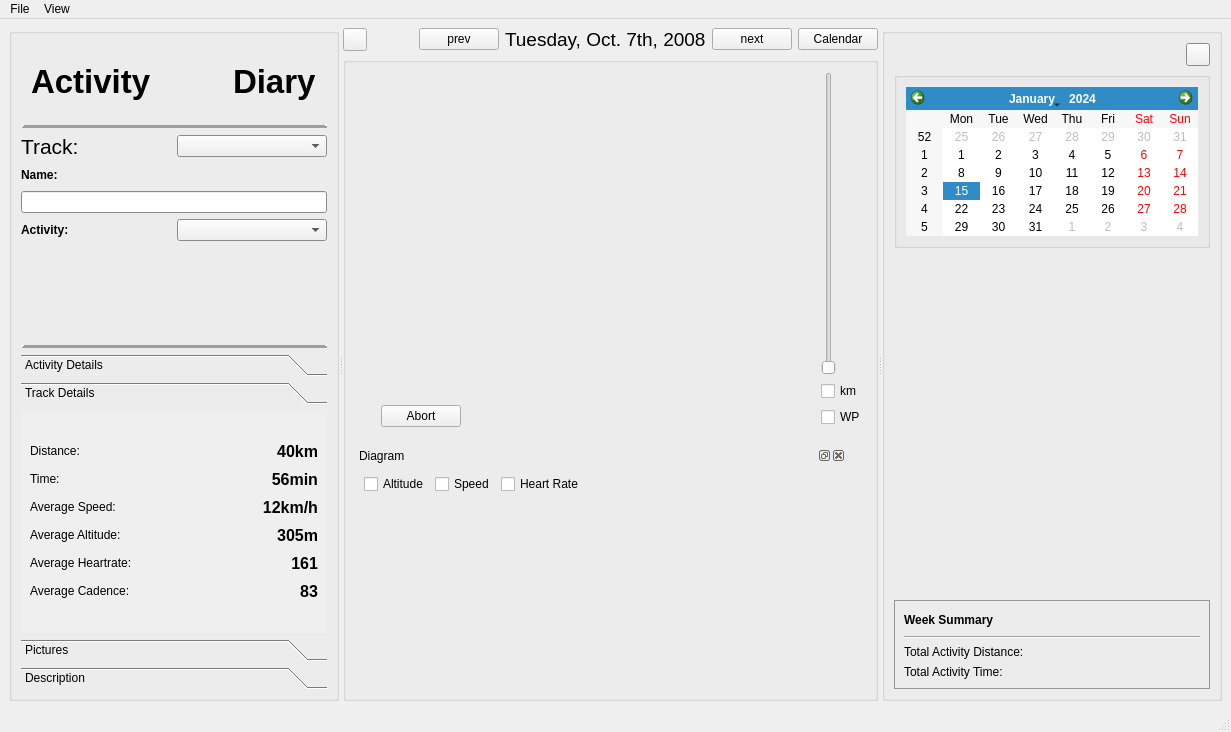
First picture: the form in src/activitydiary.ui, repository tpatzig/activitydiary, before the edit.
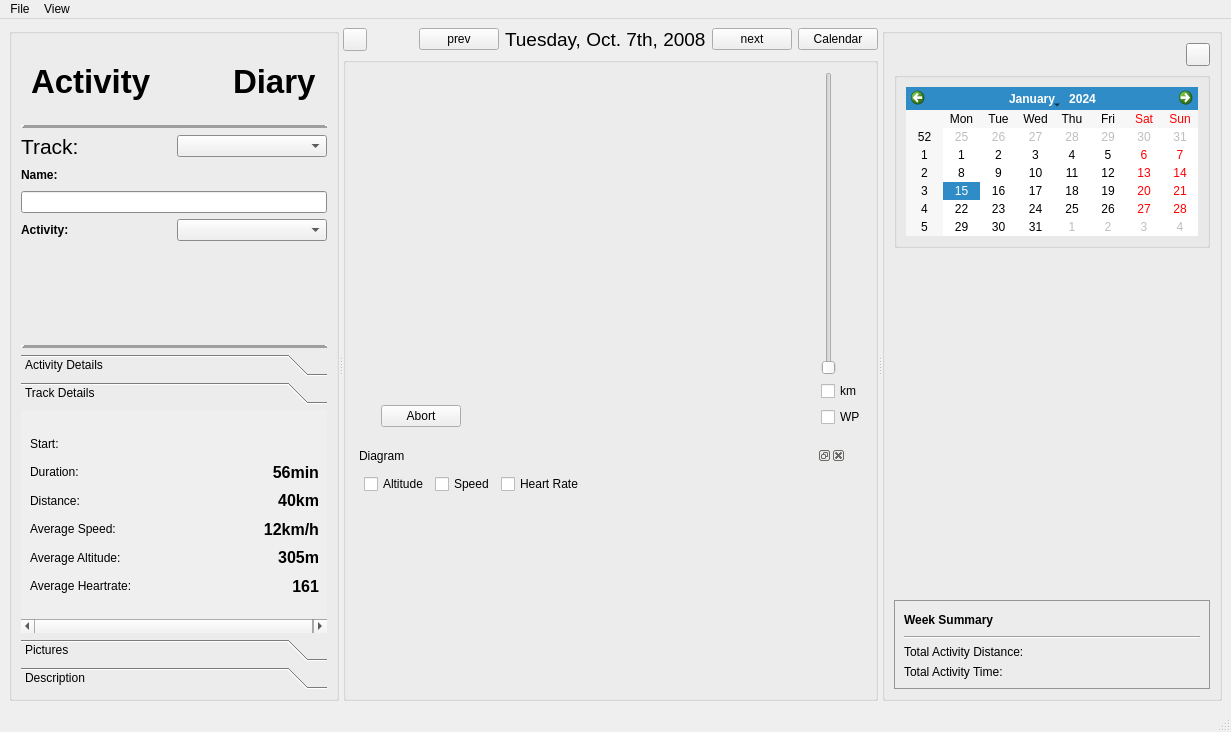
Second picture: the form after the edit. The open tabs and pages were chosen to show the change. Custom widgets are drawn as their Qt base class.

Diff of the .ui file:
```diff
--- a/src/activitydiary.ui
+++ b/src/activitydiary.ui
@@ -792,383 +792,349 @@
              </item>
             </layout>
            </widget>
-           <widget class="QWidget" name="page_4">
-            <property name="geometry">
+           <widget class="QWidget" name="page_4" >
+            <property name="geometry" >
              <rect>
               <x>0</x>
               <y>0</y>
-              <width>285</width>
-              <height>250</height>
+              <width>302</width>
+              <height>213</height>
              </rect>
             </property>
             <attribute name="label">
              <string>Track Details</string>
             </attribute>
-            <layout class="QVBoxLayout" name="verticalLayout_22">
+            <layout class="QVBoxLayout" name="verticalLayout" >
              <item>
-              <layout class="QVBoxLayout" name="verticalLayout">
-               <item>
-                <spacer name="verticalSpacer">
-                 <property name="orientation">
-                  <enum>Qt::Vertical</enum>
+              <spacer name="verticalSpacer" >
+               <property name="orientation" >
+                <enum>Qt::Vertical</enum>
+               </property>
+               <property name="sizeType" >
+                <enum>QSizePolicy::Fixed</enum>
+               </property>
+               <property name="sizeHint" stdset="0" >
+                <size>
+                 <width>289</width>
+                 <height>13</height>
+                </size>
+               </property>
+              </spacer>
+             </item>
+             <item>
+              <layout class="QGridLayout" name="gridLayout" >
+               <item row="0" column="0" >
+                <widget class="QLabel" name="label_3" >
+                 <property name="text" >
+                  <string>Start:</string>
                  </property>
-                 <property name="sizeType">
-                  <enum>QSizePolicy::Fixed</enum>
+                </widget>
+               </item>
+               <item row="0" column="1" >
+                <widget class="QLabel" name="startLabel" >
+                 <property name="font" >
+                  <font>
+                   <pointsize>12</pointsize>
+                   <weight>75</weight>
+                   <bold>true</bold>
+                  </font>
                  </property>
-                 <property name="sizeHint" stdset="0">
+                 <property name="text" >
+                  <string/>
+                 </property>
+                 <property name="alignment" >
+                  <set>Qt::AlignRight|Qt::AlignTrailing|Qt::AlignVCenter</set>
+                 </property>
+                </widget>
+               </item>
+               <item row="1" column="0" >
+                <widget class="QLabel" name="label_7" >
+                 <property name="minimumSize" >
                   <size>
-                   <width>138</width>
-                   <height>15</height>
+                   <width>0</width>
+                   <height>0</height>
                   </size>
                  </property>
-                </spacer>
+                 <property name="maximumSize" >
+                  <size>
+                   <width>16777215</width>
+                   <height>16777215</height>
+                  </size>
+                 </property>
+                 <property name="font" >
+                  <font>
+                   <weight>50</weight>
+                   <bold>false</bold>
+                  </font>
+                 </property>
+                 <property name="text" >
+                  <string>Duration:</string>
+                 </property>
+                </widget>
                </item>
-               <item>
-                <layout class="QGridLayout" name="gridLayout">
-                 <item row="0" column="0">
-                  <widget class="QLabel" name="label_5">
-                   <property name="minimumSize">
-                    <size>
-                     <width>0</width>
-                     <height>22</height>
-                    </size>
-                   </property>
-                   <property name="maximumSize">
-                    <size>
-                     <width>16777215</width>
-                     <height>22</height>
-                    </size>
-                   </property>
-                   <property name="font">
-                    <font>
-                     <weight>50</weight>
-                     <bold>false</bold>
-                    </font>
-                   </property>
-                   <property name="text">
-                    <string>Distance:</string>
-                   </property>
-                  </widget>
-                 </item>
-                 <item row="0" column="1">
-                  <widget class="QLabel" name="distanceLabel">
-                   <property name="minimumSize">
-                    <size>
-                     <width>0</width>
-                     <height>22</height>
-                    </size>
-                   </property>
-                   <property name="maximumSize">
-                    <size>
-                     <width>16777215</width>
-                     <height>22</height>
-                    </size>
-                   </property>
-                   <property name="font">
-                    <font>
-                     <pointsize>12</pointsize>
-                     <weight>75</weight>
-                     <bold>true</bold>
-                    </font>
-                   </property>
-                   <property name="text">
-                    <string>40km</string>
-                   </property>
-                   <property name="alignment">
-                    <set>Qt::AlignRight|Qt::AlignTrailing|Qt::AlignVCenter</set>
-                   </property>
-                  </widget>
-                 </item>
-                 <item row="1" column="0">
-                  <widget class="QLabel" name="label_7">
-                   <property name="minimumSize">
-                    <size>
-                     <width>0</width>
-                     <height>22</height>
-                    </size>
-                   </property>
-                   <property name="maximumSize">
-                    <size>
-                     <width>16777215</width>
-                     <height>22</height>
-                    </size>
-                   </property>
-                   <property name="font">
-                    <font>
-                     <weight>50</weight>
-                     <bold>false</bold>
-                    </font>
-                   </property>
-                   <property name="text">
-                    <string>Time:</string>
-                   </property>
-                  </widget>
-                 </item>
-                 <item row="1" column="1">
-                  <widget class="QLabel" name="timeLabel">
-                   <property name="minimumSize">
-                    <size>
-                     <width>0</width>
-                     <height>22</height>
-                    </size>
-                   </property>
-                   <property name="maximumSize">
-                    <size>
-                     <width>16777215</width>
-                     <height>22</height>
-                    </size>
-                   </property>
-                   <property name="font">
-                    <font>
-                     <pointsize>12</pointsize>
-                     <weight>75</weight>
-                     <bold>true</bold>
-                    </font>
-                   </property>
-                   <property name="text">
-                    <string>56min</string>
-                   </property>
-                   <property name="alignment">
-                    <set>Qt::AlignRight|Qt::AlignTrailing|Qt::AlignVCenter</set>
-                   </property>
-                  </widget>
-                 </item>
-                 <item row="2" column="0">
-                  <widget class="QLabel" name="label_13">
-                   <property name="minimumSize">
-                    <size>
-                     <width>0</width>
-                     <height>22</height>
-                    </size>
-                   </property>
-                   <property name="maximumSize">
-                    <size>
-                     <width>16777215</width>
-                     <height>22</height>
-                    </size>
-                   </property>
-                   <property name="font">
-                    <font>
-                     <weight>50</weight>
-                     <bold>false</bold>
-                    </font>
-                   </property>
-                   <property name="text">
-                    <string>Average Speed:</string>
-                   </property>
-                  </widget>
-                 </item>
-                 <item row="2" column="1">
-                  <widget class="QLabel" name="speedLabel">
-                   <property name="minimumSize">
-                    <size>
-                     <width>0</width>
-                     <height>22</height>
-                    </size>
-                   </property>
-                   <property name="maximumSize">
-                    <size>
-                     <width>16777215</width>
-                     <height>22</height>
-                    </size>
-                   </property>
-                   <property name="font">
-                    <font>
-                     <pointsize>12</pointsize>
-                     <weight>75</weight>
-                     <bold>true</bold>
-                    </font>
-                   </property>
-                   <property name="text">
-                    <string>12km/h</string>
-                   </property>
-                   <property name="alignment">
-                    <set>Qt::AlignRight|Qt::AlignTrailing|Qt::AlignVCenter</set>
-                   </property>
-                  </widget>
-                 </item>
-                 <item row="3" column="0">
-                  <widget class="QLabel" name="label_6">
-                   <property name="minimumSize">
-                    <size>
-                     <width>0</width>
-                     <height>22</height>
-                    </size>
-                   </property>
-                   <property name="maximumSize">
-                    <size>
-                     <width>16777215</width>
-                     <height>22</height>
-                    </size>
-                   </property>
-                   <property name="font">
-                    <font>
-                     <weight>50</weight>
-                     <bold>false</bold>
-                    </font>
-                   </property>
-                   <property name="text">
-                    <string>Average Altitude:</string>
-                   </property>
-                  </widget>
-                 </item>
-                 <item row="3" column="1">
-                  <widget class="QLabel" name="altitudeLabel">
-                   <property name="minimumSize">
-                    <size>
-                     <width>0</width>
-                     <height>22</height>
-                    </size>
-                   </property>
-                   <property name="maximumSize">
-                    <size>
-                     <width>16777215</width>
-                     <height>22</height>
-                    </size>
-                   </property>
-                   <property name="font">
-                    <font>
-                     <pointsize>12</pointsize>
-                     <weight>75</weight>
-                     <bold>true</bold>
-                    </font>
-                   </property>
-                   <property name="text">
-                    <string>305m</string>
-                   </property>
-                   <property name="alignment">
-                    <set>Qt::AlignRight|Qt::AlignTrailing|Qt::AlignVCenter</set>
-                   </property>
-                  </widget>
-                 </item>
-                 <item row="4" column="0">
-                  <widget class="QLabel" name="label_15">
-                   <property name="minimumSize">
-                    <size>
-                     <width>0</width>
-                     <height>22</height>
-                    </size>
-                   </property>
-                   <property name="maximumSize">
-                    <size>
-                     <width>16777215</width>
-                     <height>22</height>
-                    </size>
-                   </property>
-                   <property name="font">
-                    <font>
-                     <weight>50</weight>
-                     <bold>false</bold>
-                    </font>
-                   </property>
-                   <property name="text">
-                    <string>Average Heartrate:</string>
-                   </property>
-                  </widget>
-                 </item>
-                 <item row="4" column="1">
-                  <widget class="QLabel" name="heartrateLabel">
-                   <property name="minimumSize">
-                    <size>
-                     <width>0</width>
-                     <height>22</height>
-                    </size>
-                   </property>
-                   <property name="maximumSize">
-                    <size>
-                     <width>16777215</width>
-                     <height>22</height>
-                    </size>
-                   </property>
-                   <property name="font">
-                    <font>
-                     <pointsize>12</pointsize>
-                     <weight>75</weight>
-                     <bold>true</bold>
-                    </font>
-                   </property>
-                   <property name="text">
-                    <string>161</string>
-                   </property>
-                   <property name="alignment">
-                    <set>Qt::AlignRight|Qt::AlignTrailing|Qt::AlignVCenter</set>
-                   </property>
-                  </widget>
-                 </item>
-                 <item row="5" column="0">
-                  <widget class="QLabel" name="label_8">
-                   <property name="minimumSize">
-                    <size>
-                     <width>0</width>
-                     <height>22</height>
-                    </size>
-                   </property>
-                   <property name="maximumSize">
-                    <size>
-                     <width>16777215</width>
-                     <height>22</height>
-                    </size>
-                   </property>
-                   <property name="font">
-                    <font>
-                     <weight>50</weight>
-                     <bold>false</bold>
-                    </font>
-                   </property>
-                   <property name="text">
-                    <string>Average Cadence:</string>
-                   </property>
-                  </widget>
-                 </item>
-                 <item row="5" column="1">
-                  <widget class="QLabel" name="cadenceLabel">
-                   <property name="minimumSize">
-                    <size>
-                     <width>0</width>
-                     <height>22</height>
-                    </size>
-                   </property>
-                   <property name="maximumSize">
-                    <size>
-                     <width>16777215</width>
-                     <height>22</height>
-                    </size>
-                   </property>
-                   <property name="font">
-                    <font>
-                     <pointsize>12</pointsize>
-                     <weight>75</weight>
-                     <bold>true</bold>
-                    </font>
-                   </property>
-                   <property name="text">
-                    <string>83</string>
-                   </property>
-                   <property name="alignment">
-                    <set>Qt::AlignRight|Qt::AlignTrailing|Qt::AlignVCenter</set>
-                   </property>
-                  </widget>
-                 </item>
-                </layout>
+               <item row="1" column="1" >
+                <widget class="QLabel" name="timeLabel" >
+                 <property name="minimumSize" >
+                  <size>
+                   <width>0</width>
+                   <height>0</height>
+                  </size>
+                 </property>
+                 <property name="maximumSize" >
+                  <size>
+                   <width>16777215</width>
+                   <height>16777215</height>
+                  </size>
+                 </property>
+                 <property name="font" >
+                  <font>
+                   <pointsize>12</pointsize>
+                   <weight>75</weight>
+                   <bold>true</bold>
+                  </font>
+                 </property>
+                 <property name="text" >
+                  <string>56min</string>
+                 </property>
+                 <property name="alignment" >
+                  <set>Qt::AlignRight|Qt::AlignTrailing|Qt::AlignVCenter</set>
+                 </property>
+                </widget>
                </item>
-               <item>
-                <spacer name="verticalSpacer_2">
-                 <property name="orientation">
-                  <enum>Qt::Vertical</enum>
+               <item row="2" column="0" >
+                <widget class="QLabel" name="label_5" >
+                 <property name="minimumSize" >
+                  <size>
+                   <width>0</width>
+                   <height>22</height>
+                  </size>
                  </property>
-                 <property name="sizeType">
-                  <enum>QSizePolicy::Fixed</enum>
+                 <property name="maximumSize" >
+                  <size>
+                   <width>16777215</width>
+                   <height>16777215</height>
+                  </size>
                  </property>
-                 <property name="sizeHint" stdset="0">
+                 <property name="font" >
+                  <font>
+                   <weight>50</weight>
+                   <bold>false</bold>
+                  </font>
+                 </property>
+                 <property name="text" >
+                  <string>Distance:</string>
+                 </property>
+                </widget>
+               </item>
+               <item row="2" column="1" >
+                <widget class="QLabel" name="distanceLabel" >
+                 <property name="minimumSize" >
                   <size>
-                   <width>128</width>
-                   <height>15</height>
+                   <width>0</width>
+                   <height>0</height>
                   </size>
                  </property>
-                </spacer>
+                 <property name="maximumSize" >
+                  <size>
+                   <width>16777215</width>
+                   <height>16777215</height>
+                  </size>
+                 </property>
+                 <property name="font" >
+                  <font>
+                   <pointsize>12</pointsize>
+                   <weight>75</weight>
+                   <bold>true</bold>
+                  </font>
+                 </property>
+                 <property name="text" >
+                  <string>40km</string>
+                 </property>
+                 <property name="alignment" >
+                  <set>Qt::AlignRight|Qt::AlignTrailing|Qt::AlignVCenter</set>
+                 </property>
+                </widget>
+               </item>
+               <item row="3" column="0" >
+                <widget class="QLabel" name="label_13" >
+                 <property name="minimumSize" >
+                  <size>
+                   <width>0</width>
+                   <height>0</height>
+                  </size>
+                 </property>
+                 <property name="maximumSize" >
+                  <size>
+                   <width>16777215</width>
+                   <height>16777215</height>
+                  </size>
+                 </property>
+                 <property name="font" >
+                  <font>
+                   <weight>50</weight>
+                   <bold>false</bold>
+                  </font>
+                 </property>
+                 <property name="text" >
+                  <string>Average Speed:</string>
+                 </property>
+                </widget>
+               </item>
+               <item row="3" column="1" >
+                <widget class="QLabel" name="speedLabel" >
+                 <property name="minimumSize" >
+                  <size>
+                   <width>0</width>
+                   <height>0</height>
+                  </size>
+                 </property>
+                 <property name="maximumSize" >
+                  <size>
+                   <width>16777215</width>
+                   <height>16777215</height>
+                  </size>
+                 </property>
+                 <property name="font" >
+                  <font>
+                   <pointsize>12</pointsize>
+                   <weight>75</weight>
+                   <bold>true</bold>
+                  </font>
+                 </property>
+                 <property name="text" >
+                  <string>12km/h</string>
+                 </property>
+                 <property name="alignment" >
+                  <set>Qt::AlignRight|Qt::AlignTrailing|Qt::AlignVCenter</set>
+                 </property>
+                </widget>
+               </item>
+               <item row="4" column="0" >
+                <widget class="QLabel" name="label_6" >
+                 <property name="minimumSize" >
+                  <size>
+                   <width>0</width>
+                   <height>0</height>
+                  </size>
+                 </property>
+                 <property name="maximumSize" >
+                  <size>
+                   <width>16777215</width>
+                   <height>16777215</height>
+                  </size>
+                 </property>
+                 <property name="font" >
+                  <font>
+                   <weight>50</weight>
+                   <bold>false</bold>
+                  </font>
+                 </property>
+                 <property name="text" >
+                  <string>Average Altitude:</string>
+                 </property>
+                </widget>
+               </item>
+               <item row="4" column="1" >
+                <widget class="QLabel" name="altitudeLabel" >
+                 <property name="minimumSize" >
+                  <size>
+                   <width>0</width>
+                   <height>0</height>
+                  </size>
+                 </property>
+                 <property name="maximumSize" >
+                  <size>
+                   <width>16777215</width>
+                   <height>16777215</height>
+                  </size>
+                 </property>
+                 <property name="font" >
+                  <font>
+                   <pointsize>12</pointsize>
+                   <weight>75</weight>
+                   <bold>true</bold>
+                  </font>
+                 </property>
+                 <property name="text" >
+                  <string>305m</string>
+                 </property>
+                 <property name="alignment" >
+                  <set>Qt::AlignRight|Qt::AlignTrailing|Qt::AlignVCenter</set>
+                 </property>
+                </widget>
+               </item>
+               <item row="5" column="0" >
+                <widget class="QLabel" name="label_15" >
+                 <property name="minimumSize" >
+                  <size>
+                   <width>0</width>
+                   <height>0</height>
+                  </size>
+                 </property>
+                 <property name="maximumSize" >
+                  <size>
+                   <width>16777215</width>
+                   <height>16777215</height>
+                  </size>
+                 </property>
+                 <property name="font" >
+                  <font>
+                   <weight>50</weight>
+                   <bold>false</bold>
+                  </font>
+                 </property>
+                 <property name="text" >
+                  <string>Average Heartrate:</string>
+                 </property>
+                </widget>
+               </item>
+               <item row="5" column="1" >
+                <widget class="QLabel" name="heartrateLabel" >
+                 <property name="minimumSize" >
+                  <size>
+                   <width>0</width>
+                   <height>0</height>
+                  </size>
+                 </property>
+                 <property name="maximumSize" >
+                  <size>
+                   <width>16777215</width>
+                   <height>16777215</height>
+                  </size>
+                 </property>
+                 <property name="font" >
+                  <font>
+                   <pointsize>12</pointsize>
+                   <weight>75</weight>
+                   <bold>true</bold>
+                  </font>
+                 </property>
+                 <property name="text" >
+                  <string>161</string>
+                 </property>
+                 <property name="alignment" >
+                  <set>Qt::AlignRight|Qt::AlignTrailing|Qt::AlignVCenter</set>
+                 </property>
+                </widget>
                </item>
               </layout>
              </item>
+             <item>
+              <spacer name="verticalSpacer_2" >
+               <property name="orientation" >
+                <enum>Qt::Vertical</enum>
+               </property>
+               <property name="sizeType" >
+                <enum>QSizePolicy::Fixed</enum>
+               </property>
+               <property name="sizeHint" stdset="0" >
+                <size>
+                 <width>289</width>
+                 <height>13</height>
+                </size>
+               </property>
+              </spacer>
+             </item>
             </layout>
            </widget>
            <widget class="QWidget" name="page_2">
```
Left out of the diff: 973 changed lines with no effect on the pictures.
